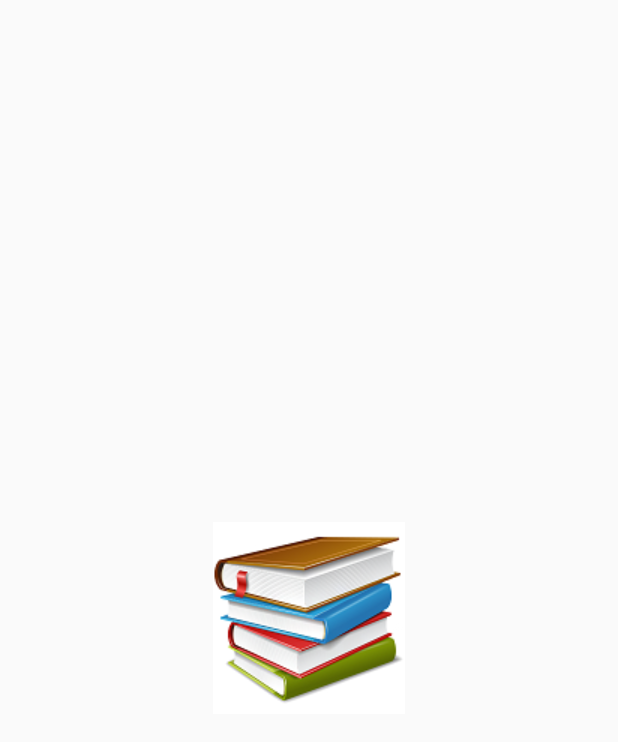
After one commit to mknishad/i-library, an Android app: the layout splash_screen.xml on its own in the app's theme, with its tools: preview values and no code run, on a phone screen of 412 x 824 dp. The commit adds this screen. Shown: the top 742 px of the screen. Run offline under Robolectric (Android 15) with nearby library versions, the phone set to English and light mode, and no system bars.

Commit message:
add splash screen

```diff
--- a/app/src/main/res/layout/activity_main.xml
+++ b/app/src/main/res/layout/activity_main.xml
@@ -9,8 +9,4 @@
     android:paddingTop="@dimen/activity_vertical_margin"
     tools:context="com.elitedevelopers.ilibrary.MainActivity">
 
-    <TextView
-        android:layout_width="wrap_content"
-        android:layout_height="wrap_content"
-        android:text="Hello World!" />
 </RelativeLayout>
--- /dev/null
+++ b/app/src/main/res/layout/splash_screen.xml
@@ -0,0 +1,13 @@
+<?xml version="1.0" encoding="utf-8"?>
+<RelativeLayout xmlns:android="http://schemas.android.com/apk/res/android"
+    android:layout_width="match_parent"
+    android:layout_height="match_parent">
+
+    <ImageView android:id="@+id/splashScreen"
+        android:layout_width="wrap_content"
+        android:layout_height="wrap_content"
+        android:src="@drawable/splash"
+        android:layout_centerVertical="true"
+        android:layout_centerHorizontal="true" />
+
+</RelativeLayout>
--- a/app/src/main/res/values/strings.xml
+++ b/app/src/main/res/values/strings.xml
@@ -1,3 +1,3 @@
 <resources>
-    <string name="app_name">ILibrary</string>
+    <string name="app_name">iLibrary</string>
 </resources>
```
Also changed, not shown: app/src/main/java/com/elitedevelopers/ilibrary/SplashScreen.java (added, +33 -0 lines), app/src/main/res/drawable/splash.png (added).
